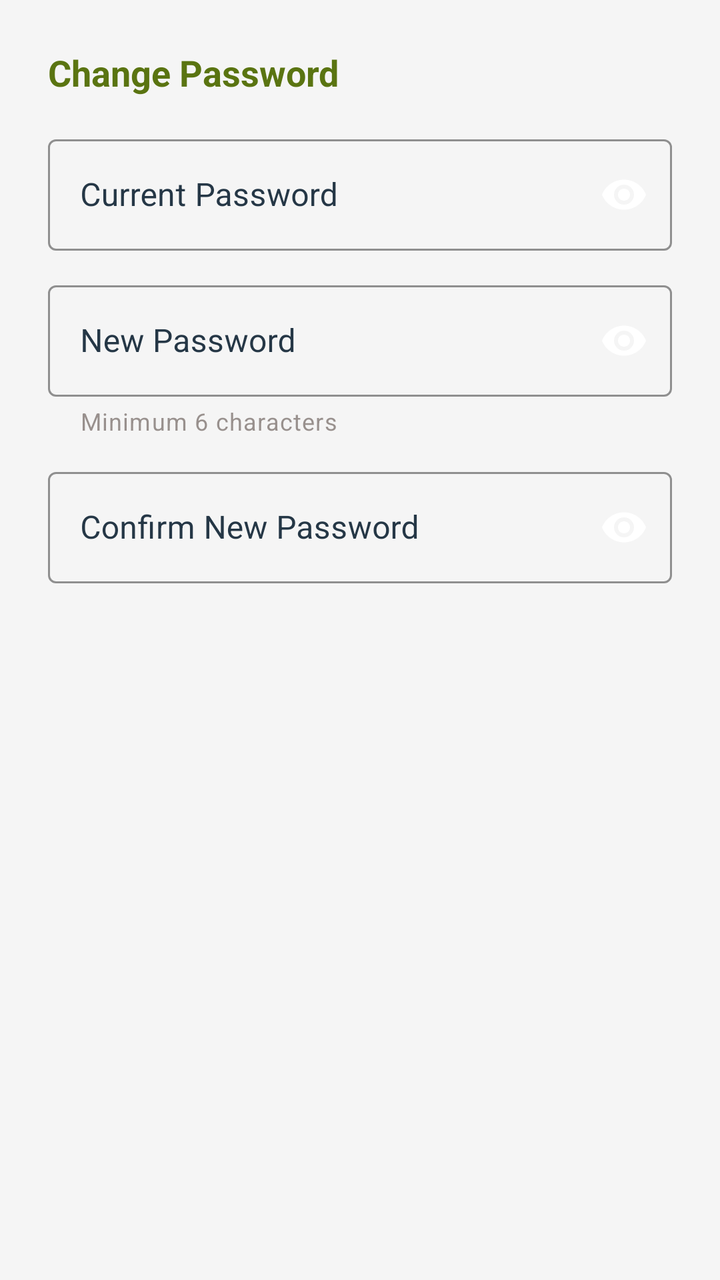
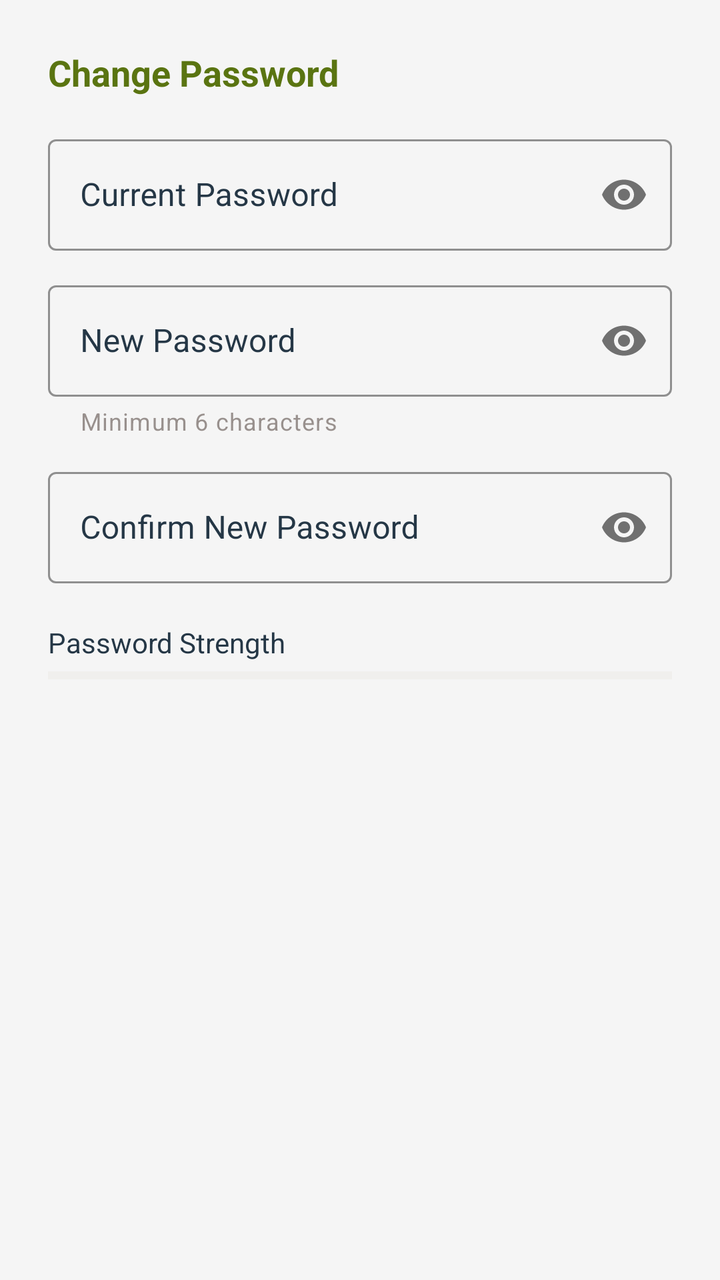

Compare the two renders of this Android layout. The source of the first and the diff that turns it into the second are given below.
<!-- AndroidManifest.xml: application theme Theme.AfriNutsFarmOS -->
<!-- res/layout/dialog_change_password.xml -->
<?xml version="1.0" encoding="utf-8"?>
<LinearLayout xmlns:android="http://schemas.android.com/apk/res/android"
    xmlns:app="http://schemas.android.com/apk/res-auto"
    android:layout_width="match_parent"
    android:layout_height="wrap_content"
    android:orientation="vertical"
    android:padding="24dp">

    <TextView
        android:layout_width="wrap_content"
        android:layout_height="wrap_content"
        android:text="Change Password"
        style="@style/Text.H4"
        android:textColor="@color/primary"
        android:layout_marginBottom="16dp" />

    
    <com.google.android.material.textfield.TextInputLayout
        android:layout_width="match_parent"
        android:layout_height="wrap_content"
        android:layout_marginBottom="12dp"
        style="@style/Widget.AfriNuts.EditText"
        app:passwordToggleEnabled="true"
        app:endIconMode="password_toggle">

        <com.google.android.material.textfield.TextInputEditText
            android:id="@+id/etCurrentPassword"
            android:layout_width="match_parent"
            android:layout_height="wrap_content"
            android:hint="Current Password"
            android:inputType="textPassword" />

    </com.google.android.material.textfield.TextInputLayout>

    
    <com.google.android.material.textfield.TextInputLayout
        android:layout_width="match_parent"
        android:layout_height="wrap_content"
        android:layout_marginBottom="12dp"
        style="@style/Widget.AfriNuts.EditText"
        app:passwordToggleEnabled="true"
        app:endIconMode="password_toggle"
        app:helperText="Minimum 6 characters">

        <com.google.android.material.textfield.TextInputEditText
            android:id="@+id/etNewPassword"
            android:layout_width="match_parent"
            android:layout_height="wrap_content"
            android:hint="New Password"
            android:inputType="textPassword" />

    </com.google.android.material.textfield.TextInputLayout>

    
    <com.google.android.material.textfield.TextInputLayout
        android:layout_width="match_parent"
        android:layout_height="wrap_content"
        android:layout_marginBottom="20dp"
        style="@style/Widget.AfriNuts.EditText"
        app:passwordToggleEnabled="true"
        app:endIconMode="password_toggle">

        <com.google.android.material.textfield.TextInputEditText
            android:id="@+id/etConfirmPassword"
            android:layout_width="match_parent"
            android:layout_height="wrap_content"
            android:hint="Confirm New Password"
            android:inputType="textPassword" />

    </com.google.android.material.textfield.TextInputLayout>

    
    <LinearLayout
        android:layout_width="match_parent"
        android:layout_height="wrap_content"
        android:orientation="horizontal"
        android:gravity="center_vertical"
        android:layout_marginBottom="16dp"
        android:visibility="gone"
        android:id="@+id/layoutStrength">

        <TextView
            android:layout_width="wrap_content"
            android:layout_height="wrap_content"
            android:text="Strength:"
            style="@style/Text.Caption"
            android:layout_marginEnd="8dp" />

        <ProgressBar
            android:id="@+id/passwordStrength"
            style="@style/Widget.AfriNuts.ProgressBar"
            android:layout_width="0dp"
            android:layout_height="4dp"
            android:layout_weight="1"
            android:max="100"
            android:progress="0" />

        <TextView
            android:id="@+id/tvStrengthLabel"
            android:layout_width="wrap_content"
            android:layout_height="wrap_content"
            android:text="Weak"
            style="@style/Text.Caption"
            android:layout_marginStart="8dp" />

    </LinearLayout>

</LinearLayout>
<!-- resources referenced by this layout -->
<resources>
  <color name="primary">#5A7411</color>
  <style name="Text.Caption" parent="Text">
          <item name="android:textSize">14sp</item>
          <item name="android:textColor">@color/navy</item>
      </style>
  <style name="Text.H4" parent="Text">
          <item name="android:textSize">18sp</item>
          <item name="android:textStyle">bold</item>
      </style>
  <style name="Widget.AfriNuts.EditText" parent="Widget.MaterialComponents.TextInputLayout.OutlinedBox">
          <item name="boxStrokeColor">@color/primary</item>
          <item name="boxStrokeWidth">1dp</item>
          <item name="boxStrokeWidthFocused">2dp</item>
          <item name="hintTextColor">@color/navy</item>
          <item name="android:textColorHint">@color/navy</item>
          <item name="colorControlActivated">@color/primary</item>
          <item name="colorControlHighlight">@color/accent</item>
      </style>
  <style name="Widget.AfriNuts.ProgressBar" parent="Widget.AppCompat.ProgressBar.Horizontal">
          <item name="android:progressTint">@color/primary</item>
          <item name="android:progressBackgroundTint">@color/warm_grey</item>
          <item name="android:minHeight">6dp</item>
          <item name="android:maxHeight">6dp</item>
      </style>
  <style name="Text">
          <item name="android:textColor">@color/text_dark</item>
          <item name="android:textSize">16sp</item>
          <item name="android:lineSpacingExtra">4sp</item>
          <item name="android:fontFamily">sans-serif</item>
      </style>
  <color name="navy">#253746</color>
  <color name="accent">#E04E00</color>
  <color name="warm_grey">#DEDAD4</color>
  <color name="olive">#698714</color>
  <color name="dark_orange">#9C3D10</color>
  <color name="text_light">#FFFFFF</color>
  <color name="background">#F5F5F5</color>
  <color name="text_dark">#5A4D47</color>
  <style name="Widget.AfriNuts.Button" parent="Widget.MaterialComponents.Button">
          <item name="android:textAppearance">@style/Text.Button</item>
          <item name="backgroundTint">@color/primary</item>
          <item name="rippleColor">@color/accent</item>
          <item name="cornerRadius">8dp</item>
          <item name="android:paddingLeft">16dp</item>
          <item name="android:paddingRight">16dp</item>
          <item name="android:paddingTop">12dp</item>
          <item name="android:paddingBottom">12dp</item>
      </style>
  <style name="Widget.AfriNuts.CardView" parent="Widget.MaterialComponents.CardView">
          <item name="cardCornerRadius">12dp</item>
          <item name="cardElevation">2dp</item>
          <item name="cardBackgroundColor">@android:color/white</item>
          <item name="cardUseCompatPadding">true</item>
      </style>
  <style name="Text.Button" parent="Text">
          <item name="android:textSize">14sp</item>
          <item name="android:textStyle">bold</item>
          <item name="android:textAllCaps">false</item>
      </style>
  <!-- unchanged entries left out for length: 1 -->
</resources>

<!-- the commit's change to res/layout/dialog_change_password.xml (unified diff, before → after) -->
@@ -20,8 +20,7 @@
         android:layout_height="wrap_content"
         android:layout_marginBottom="12dp"
         style="@style/Widget.AfriNuts.EditText"
-        app:passwordToggleEnabled="true"
-        app:endIconMode="password_toggle">
+        app:passwordToggleEnabled="true">
 
         <com.google.android.material.textfield.TextInputEditText
             android:id="@+id/etCurrentPassword"
@@ -39,7 +38,6 @@
         android:layout_marginBottom="12dp"
         style="@style/Widget.AfriNuts.EditText"
         app:passwordToggleEnabled="true"
-        app:endIconMode="password_toggle"
         app:helperText="Minimum 6 characters">
 
         <com.google.android.material.textfield.TextInputEditText
@@ -55,10 +53,9 @@
     <com.google.android.material.textfield.TextInputLayout
         android:layout_width="match_parent"
         android:layout_height="wrap_content"
-        android:layout_marginBottom="20dp"
+        android:layout_marginBottom="12dp"
         style="@style/Widget.AfriNuts.EditText"
-        app:passwordToggleEnabled="true"
-        app:endIconMode="password_toggle">
+        app:passwordToggleEnabled="true">
 
         <com.google.android.material.textfield.TextInputEditText
             android:id="@+id/etConfirmPassword"
@@ -71,27 +68,26 @@
 
     
     <LinearLayout
+        android:id="@+id/layoutStrength"
         android:layout_width="match_parent"
         android:layout_height="wrap_content"
-        android:orientation="horizontal"
-        android:gravity="center_vertical"
+        android:orientation="vertical"
+        android:layout_marginTop="8dp"
         android:layout_marginBottom="16dp"
-        android:visibility="gone"
-        android:id="@+id/layoutStrength">
+        android:visibility="visible">
 
         <TextView
             android:layout_width="wrap_content"
             android:layout_height="wrap_content"
-            android:text="Strength:"
+            android:text="Password Strength"
             style="@style/Text.Caption"
-            android:layout_marginEnd="8dp" />
+            android:layout_marginBottom="4dp" />
 
         <ProgressBar
             android:id="@+id/passwordStrength"
             style="@style/Widget.AfriNuts.ProgressBar"
-            android:layout_width="0dp"
-            android:layout_height="4dp"
-            android:layout_weight="1"
+            android:layout_width="match_parent"
+            android:layout_height="6dp"
             android:max="100"
             android:progress="0" />
 
@@ -99,9 +95,9 @@
             android:id="@+id/tvStrengthLabel"
             android:layout_width="wrap_content"
             android:layout_height="wrap_content"
-            android:text="Weak"
-            style="@style/Text.Caption"
-            android:layout_marginStart="8dp" />
+            android:text=""
+            style="@style/Text.Caption.Small"
+            android:layout_marginTop="4dp" />
 
     </LinearLayout>
 
<!-- resource entries referenced after the edit -->
@@ -4,6 +4,10 @@
   <style name="Text.Caption" parent="Text">
           <item name="android:textSize">14sp</item>
           <item name="android:textColor">@color/navy</item>
+      </style>
+  <style name="Text.Caption.Small" parent="Text.Caption">
+          <item name="android:textSize">12sp</item>
+          <item name="android:textColor">#94A3B8</item>
       </style>
   <style name="Text.H4" parent="Text">
           <item name="android:textSize">18sp</item>
